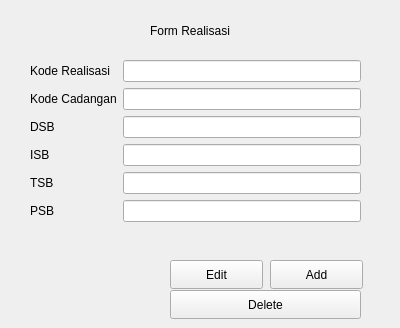
Above: formrealisasi.ui from Yadija/tugas_visual_2 before the change. Below: the same form after it.
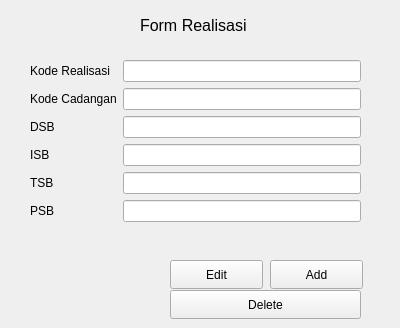
That is the form after the change.

Diff of the .ui file:
```diff
--- a/formrealisasi.ui
+++ b/formrealisasi.ui
@@ -127,12 +127,17 @@
   <widget class="QLabel" name="label">
    <property name="geometry">
     <rect>
-     <x>150</x>
-     <y>20</y>
-     <width>121</width>
-     <height>21</height>
+     <x>140</x>
+     <y>10</y>
+     <width>131</width>
+     <height>31</height>
     </rect>
    </property>
+   <property name="font">
+    <font>
+     <pointsize>12</pointsize>
+    </font>
+   </property>
    <property name="text">
     <string>Form Realisasi</string>
    </property>
```
